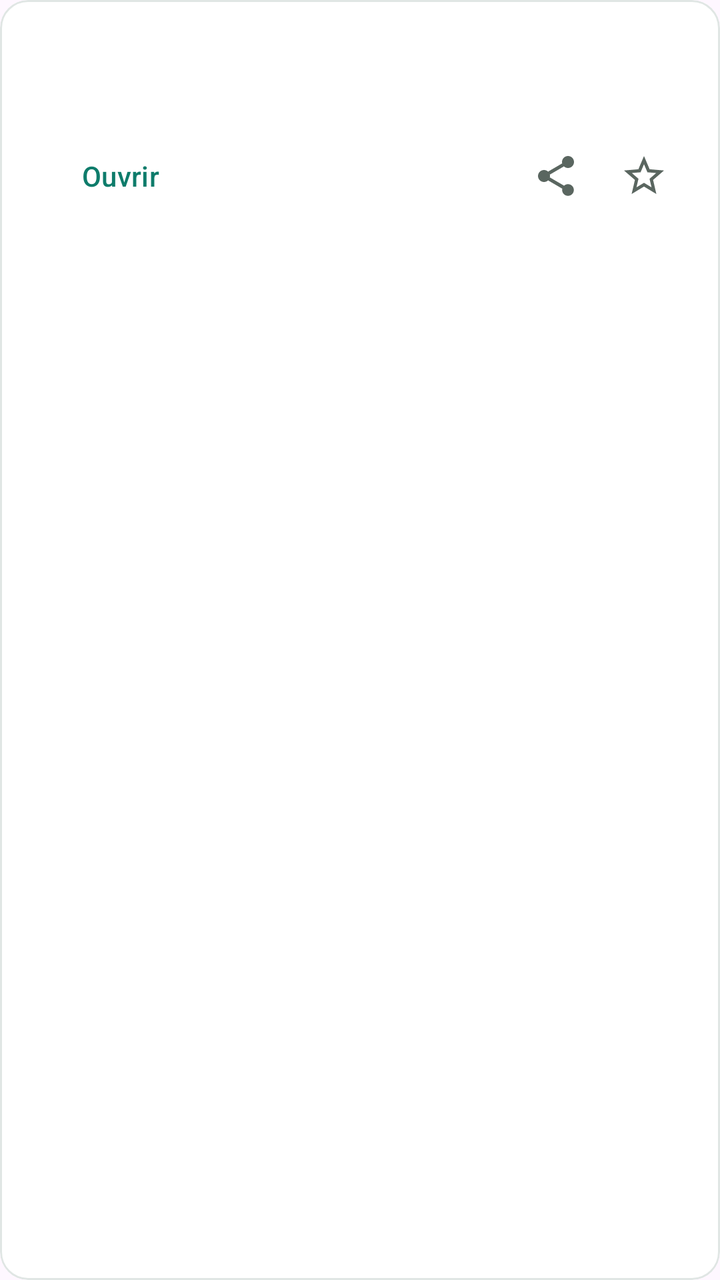
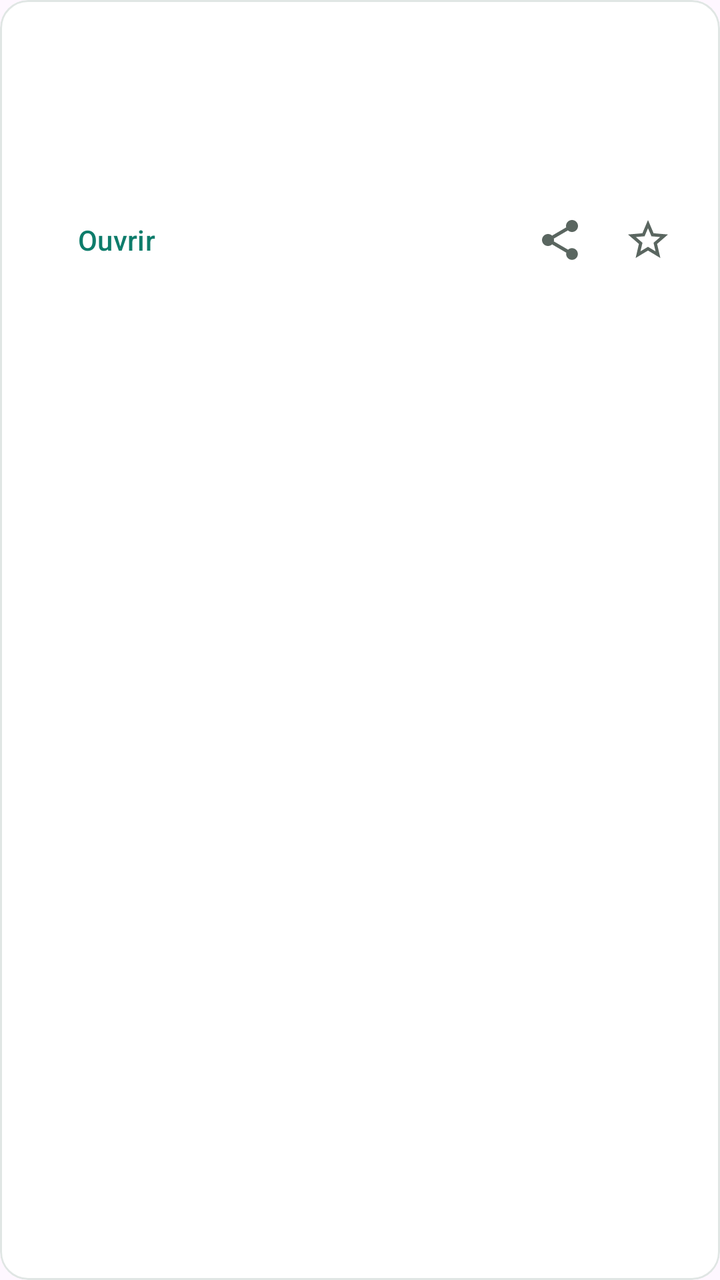

Before-and-after screenshots of an Android layout around one commit, followed by the original layout XML and the change that was made.
<!-- AndroidManifest.xml: application theme Theme.NewsPerso -->
<!-- res/layout/item_article.xml -->
<?xml version="1.0" encoding="utf-8"?>
<com.google.android.material.card.MaterialCardView xmlns:android="http://schemas.android.com/apk/res/android"
    xmlns:app="http://schemas.android.com/apk/res-auto"
    android:layout_width="match_parent"
    android:layout_height="wrap_content"
    android:layout_marginBottom="10dp"
    app:cardBackgroundColor="@color/np_card"
    app:cardCornerRadius="14dp"
    app:cardElevation="0dp"
    app:rippleColor="#330E7C6B"
    app:strokeColor="@color/np_stroke"
    app:strokeWidth="1dp">

    <LinearLayout
        android:layout_width="match_parent"
        android:layout_height="wrap_content"
        android:orientation="vertical"
        android:padding="16dp">

        <TextView
            android:id="@+id/txtTitle"
            android:layout_width="match_parent"
            android:layout_height="wrap_content"
            android:textColor="@color/np_text_primary"
            android:textSize="16sp"
            android:textStyle="bold" />

        <TextView
            android:id="@+id/txtMeta"
            android:layout_width="match_parent"
            android:layout_height="wrap_content"
            android:layout_marginTop="4dp"
            android:textColor="@color/np_text_secondary"
            android:textSize="12sp" />

        <LinearLayout
            android:layout_width="match_parent"
            android:layout_height="wrap_content"
            android:layout_marginTop="6dp"
            android:gravity="center_vertical"
            android:orientation="horizontal">

            <com.google.android.material.button.MaterialButton
                android:id="@+id/btnOpen"
                style="@style/Widget.Material3.Button.TextButton"
                android:layout_width="wrap_content"
                android:layout_height="wrap_content"
                android:text="@string/open_article" />

            <View
                android:layout_width="0dp"
                android:layout_height="0dp"
                android:layout_weight="1" />

            <ImageButton
                android:id="@+id/btnShare"
                style="@style/Widget.Material3.Button.IconButton"
                android:layout_width="44dp"
                android:layout_height="44dp"
                android:contentDescription="@string/share_article"
                android:src="@drawable/ic_share"
                app:tint="@color/np_text_secondary" />

            <ImageButton
                android:id="@+id/btnFavorite"
                style="@style/Widget.Material3.Button.IconButton"
                android:layout_width="44dp"
                android:layout_height="44dp"
                android:contentDescription="@string/filter_favorites"
                android:src="@drawable/ic_star_border"
                app:tint="@color/np_text_secondary" />
        </LinearLayout>
    </LinearLayout>
</com.google.android.material.card.MaterialCardView>
<!-- resources referenced by this layout -->
<resources>
  <color name="np_card">#FFFFFF</color>
  <color name="np_stroke">#E0E6E4</color>
  <color name="np_text_primary">#101613</color>
  <color name="np_text_secondary">#5A6660</color>
  <!-- drawable ic_share (drawable) -->
  <vector xmlns:android="http://schemas.android.com/apk/res/android"
      android:width="24dp" android:height="24dp"
      android:viewportWidth="24" android:viewportHeight="24">
      <path android:fillColor="#FF000000" android:pathData="M18,16.08c-0.76,0 -1.44,0.3 -1.96,0.77L8.91,12.7c0.05,-0.23 0.09,-0.46 0.09,-0.7s-0.04,-0.47 -0.09,-0.7l7.05,-4.11c0.54,0.5 1.25,0.81 2.04,0.81 1.66,0 3,-1.34 3,-3s-1.34,-3 -3,-3 -3,1.34 -3,3c0,0.24 0.04,0.47 0.09,0.7L8.04,9.81C7.5,9.31 6.79,9 6,9c-1.66,0 -3,1.34 -3,3s1.34,3 3,3c0.79,0 1.5,-0.31 2.04,-0.81l7.12,4.16c-0.05,0.21 -0.08,0.43 -0.08,0.65 0,1.61 1.31,2.92 2.92,2.92 1.61,0 2.92,-1.31 2.92,-2.92s-1.31,-2.92 -2.92,-2.92z"/>
  </vector>
  <!-- drawable ic_star_border (drawable) -->
  <vector xmlns:android="http://schemas.android.com/apk/res/android"
      android:width="24dp" android:height="24dp"
      android:viewportWidth="24" android:viewportHeight="24">
      <path android:fillColor="#FF000000" android:pathData="M22,9.24l-7.19,-0.62L12,2 9.19,8.63 2,9.24l5.46,4.73L5.82,21 12,17.27 18.18,21l-1.63,-7.03L22,9.24zM12,15.4l-3.76,2.27 1,-4.28 -3.32,-2.88 4.38,-0.38L12,6.1l1.71,4.04 4.38,0.38 -3.32,2.88 1,4.28L12,15.4z"/>
  </vector>
  <string name="filter_favorites">À lire plus tard</string>
  <string name="open_article">Ouvrir</string>
  <string name="share_article">Partager</string>
  <style name="Theme.NewsPerso" parent="Base.Theme.NewsPerso" />
  <style name="Base.Theme.NewsPerso" parent="Theme.Material3.DayNight.NoActionBar">
          <item name="colorPrimary">@color/np_accent</item>
          <item name="android:statusBarColor">@android:color/transparent</item>
          <item name="android:windowLightStatusBar">true</item>
      </style>
  <color name="np_accent">#0E7C6B</color>
</resources>

<!-- the commit's change to res/layout/item_article.xml (unified diff, before → after) -->
@@ -4,6 +4,8 @@
     android:layout_width="match_parent"
     android:layout_height="wrap_content"
     android:layout_marginBottom="10dp"
+    android:clickable="true"
+    android:focusable="true"
     app:cardBackgroundColor="@color/np_card"
     app:cardCornerRadius="14dp"
     app:cardElevation="0dp"
@@ -15,15 +17,29 @@
         android:layout_width="match_parent"
         android:layout_height="wrap_content"
         android:orientation="vertical"
-        android:padding="16dp">
+        android:padding="14dp">
 
-        <TextView
-            android:id="@+id/txtTitle"
+        <LinearLayout
             android:layout_width="match_parent"
             android:layout_height="wrap_content"
-            android:textColor="@color/np_text_primary"
-            android:textSize="16sp"
-            android:textStyle="bold" />
+            android:orientation="horizontal">
+
+            <ImageView
+                android:id="@+id/imgLogo"
+                android:layout_width="34dp"
+                android:layout_height="34dp"
+                android:layout_marginEnd="12dp"
+                android:contentDescription="@null" />
+
+            <TextView
+                android:id="@+id/txtTitle"
+                android:layout_width="0dp"
+                android:layout_height="wrap_content"
+                android:layout_weight="1"
+                android:textColor="@color/np_text_primary"
+                android:textSize="16sp"
+                android:textStyle="bold" />
+        </LinearLayout>
 
         <TextView
             android:id="@+id/txtMeta"
@@ -33,10 +49,20 @@
             android:textColor="@color/np_text_secondary"
             android:textSize="12sp" />
 
+        <TextView
+            android:id="@+id/txtPreview"
+            android:layout_width="match_parent"
+            android:layout_height="wrap_content"
+            android:layout_marginTop="6dp"
+            android:ellipsize="end"
+            android:maxLines="2"
+            android:textColor="@color/np_text_secondary"
+            android:textSize="13sp" />
+
         <LinearLayout
             android:layout_width="match_parent"
             android:layout_height="wrap_content"
-            android:layout_marginTop="6dp"
+            android:layout_marginTop="4dp"
             android:gravity="center_vertical"
             android:orientation="horizontal">
 
